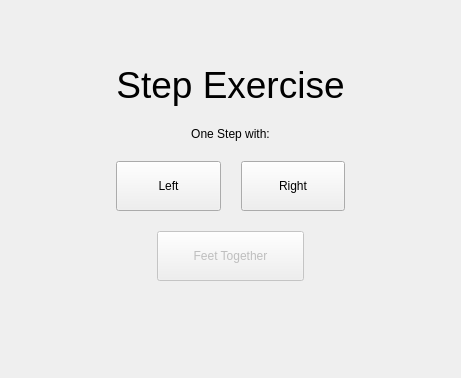
This is src/gui_pkg/include/gui_pkg/step_form.ui in cristianbass01/GUI_robotic_exoskeleton as Qt 5 draws it before an edit. The edited form follows.
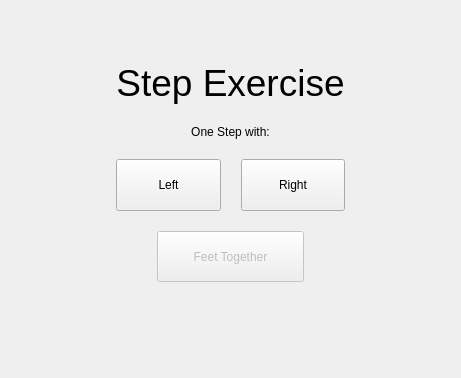
This is the edited form.

What changed in the file:
```diff
--- a/src/gui_pkg/include/gui_pkg/step_form.ui
+++ b/src/gui_pkg/include/gui_pkg/step_form.ui
@@ -88,7 +88,7 @@
        <property name="maximumSize">
         <size>
          <width>400</width>
-         <height>50</height>
+         <height>70</height>
         </size>
        </property>
        <property name="text">
@@ -113,7 +113,7 @@
        <property name="maximumSize">
         <size>
          <width>400</width>
-         <height>50</height>
+         <height>70</height>
         </size>
        </property>
        <property name="sizeIncrement">
@@ -183,7 +183,7 @@
        <property name="maximumSize">
         <size>
          <width>400</width>
-         <height>50</height>
+         <height>70</height>
         </size>
        </property>
        <property name="text">
```
